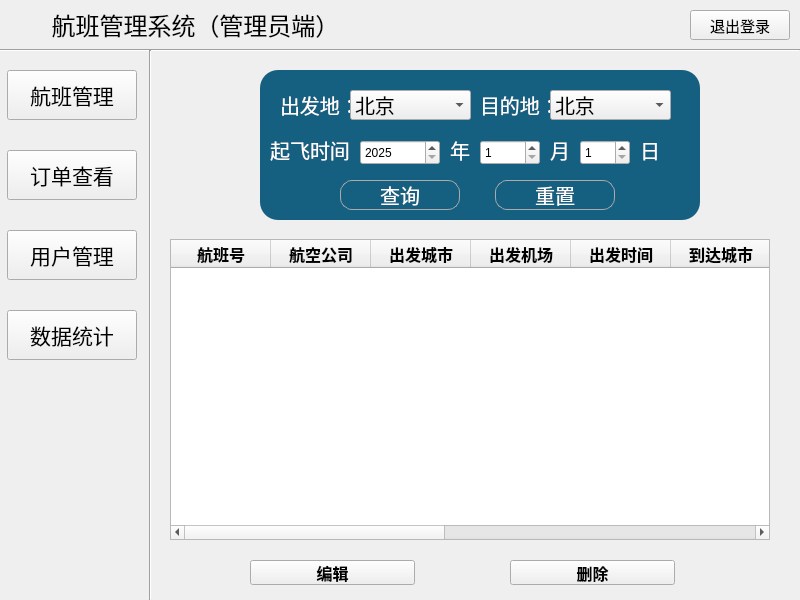
Qt form AdminMainWindow.ui (ImmortalWatcher/Flient_Management) before a commit.
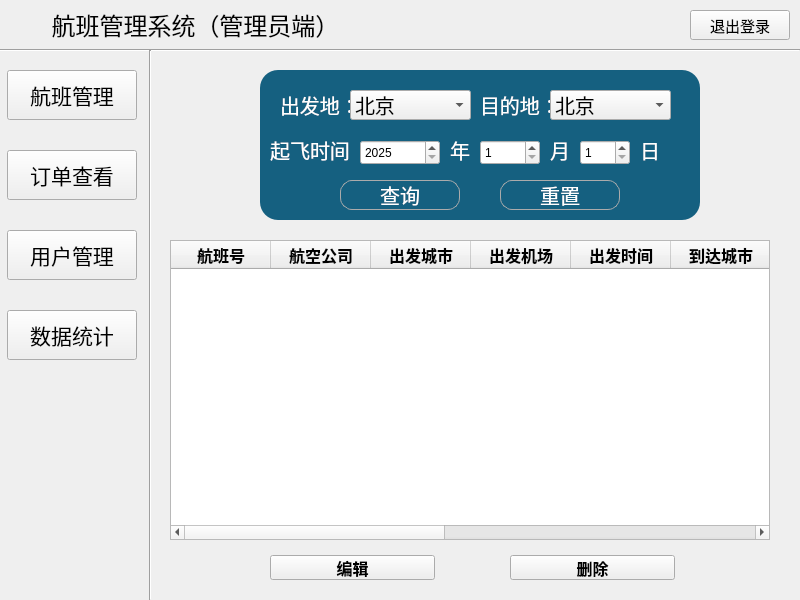
The same form after that commit. Icons and pictures are not drawn.

Diff of the .ui file:
```diff
--- a/AdminMainWindow.ui
+++ b/AdminMainWindow.ui
@@ -270,9 +270,9 @@
       <property name="geometry">
        <rect>
         <x>20</x>
-        <y>189</y>
+        <y>190</y>
         <width>600</width>
-        <height>301</height>
+        <height>300</height>
        </rect>
       </property>
       <property name="font">
@@ -347,8 +347,8 @@
      <widget class="QPushButton" name="editBtn">
       <property name="geometry">
        <rect>
-        <x>100</x>
-        <y>510</y>
+        <x>120</x>
+        <y>505</y>
         <width>165</width>
         <height>25</height>
        </rect>
@@ -368,7 +368,7 @@
       <property name="geometry">
        <rect>
         <x>360</x>
-        <y>510</y>
+        <y>505</y>
         <width>165</width>
         <height>25</height>
        </rect>
@@ -1921,7 +1921,7 @@
        </property>
        <property name="geometry">
         <rect>
-         <x>235</x>
+         <x>240</x>
          <y>110</y>
          <width>120</width>
          <height>30</height>
```
Left out of the diff: 12 changed lines with no effect on the pictures.
